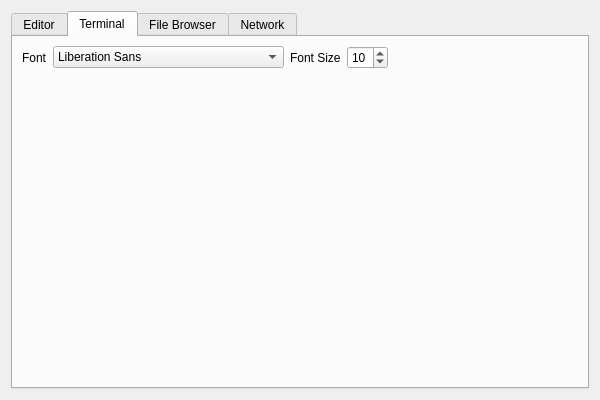
ctaggart/octave, file gui/src/SettingsDialog.ui: the form before one commit.
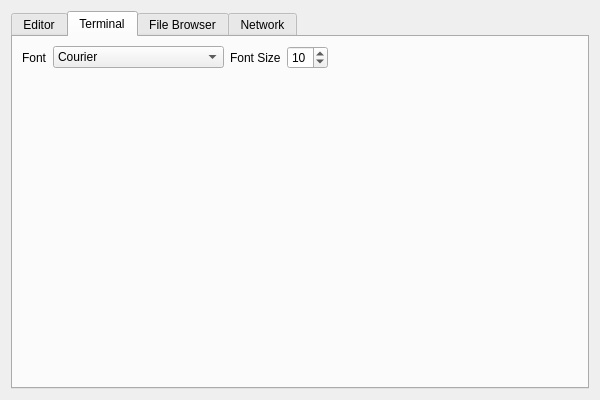
The form after the commit. The open tabs and pages were chosen to show the change.

Commit message:
Now only monospaced fonts can be selected in the settings window.
* SettingDialog.ui: Changed parameter for font selector.

branch : gui

```diff
--- a/gui/src/SettingsDialog.ui
+++ b/gui/src/SettingsDialog.ui
@@ -198,6 +198,9 @@
            <property name="editable">
             <bool>false</bool>
            </property>
+           <property name="fontFilters">
+            <set>QFontComboBox::MonospacedFonts</set>
+           </property>
           </widget>
          </item>
          <item>
```
Left out of the diff: 2 changed lines with no effect on the pictures.
